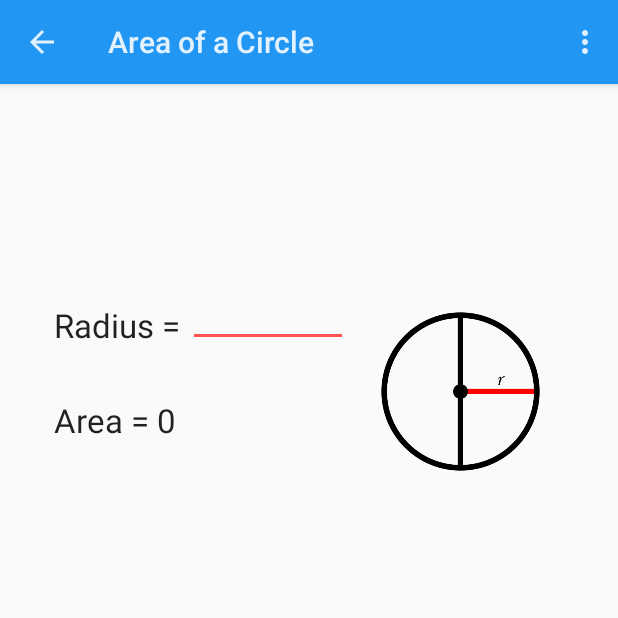
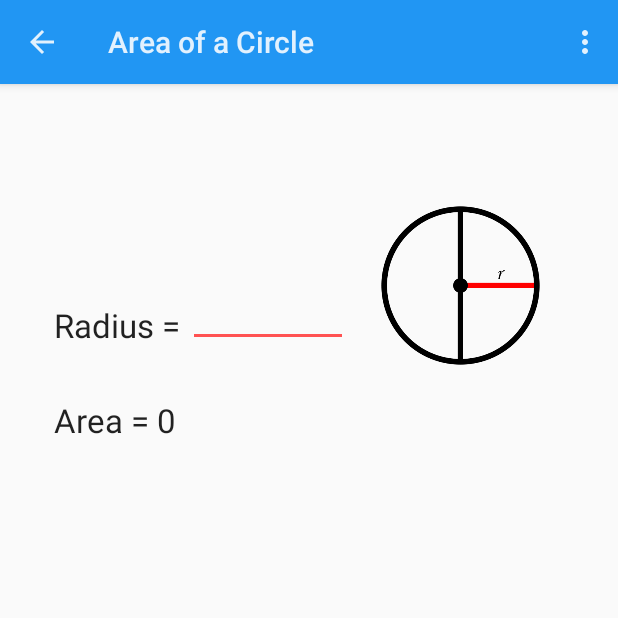
Before and after one commit to dannymato/Geometry_Helper, an Android app: the AreaCircle screen opened directly, with no data from a screen before it, on a phone screen of 412 x 824 dp, the top half of it. Run offline under Robolectric (Android 15) with nearby library versions, the phone set to English and light mode, and no system bars.

```diff
--- a/app/build.gradle
+++ b/app/build.gradle
@@ -21,5 +21,5 @@ android {
 
 dependencies {
     compile fileTree(dir: 'libs', include: ['*.jar'])
-    compile 'com.android.support:cardview-v7:23.0.+'
+    compile 'com.android.support:cardview-v7:23.0.1'
 }
--- a/app/src/main/res/layout/activity_area_circle.xml
+++ b/app/src/main/res/layout/activity_area_circle.xml
@@ -52,16 +52,16 @@
         android:layout_toRightOf="@+id/circ_area_title"
         android:layout_toEndOf="@+id/circ_area_title"
         android:layout_marginLeft="5dp"
-        android:maxLength="12" />
+        android:maxLength="17" />
 
     <ImageView
         android:layout_width="150dp"
         android:layout_height="150dp"
         android:id="@+id/imageView"
         android:src="@drawable/circle_img"
-        android:layout_alignTop="@+id/editText3"
-        android:layout_toEndOf="@+id/editText3"
+        android:transitionName="@string/circle_transition_name"
+        android:layout_above="@+id/circ_area_num"
         android:layout_toRightOf="@+id/editText3"
-        android:transitionName="@string/circle_transition_name"/>
+        android:layout_toEndOf="@+id/editText3" />
 
 </RelativeLayout>
--- a/app/src/main/res/layout/activity_area_triangle.xml
+++ b/app/src/main/res/layout/activity_area_triangle.xml
@@ -81,7 +81,7 @@
         android:layout_width="100dp"
         android:layout_height="150dp"
         android:src="@drawable/tri_img"
-        android:transitionName="@string/tirangle_transition_name"
+        android:transitionName="@string/tri_transition_name"
         android:layout_above="@+id/area_title"
         android:layout_alignParentRight="true"
         android:layout_alignParentEnd="true">
--- a/app/src/main/res/layout/card_template.xml
+++ b/app/src/main/res/layout/card_template.xml
@@ -19,8 +19,7 @@
             android:id="@+id/card_img"
             android:layout_width="match_parent"
             android:layout_height="145dp"
-            android:src="@drawable/tri_img"
-            android:transitionName="@string/tirangle_transition_name">
+            android:src="@drawable/tri_img">
 
         </ImageView>
 
--- a/app/src/main/res/values/strings.xml
+++ b/app/src/main/res/values/strings.xml
@@ -8,9 +8,9 @@
     <string name="base_title">Base =</string>
     <string name="height_title">Height =</string>
     <string name="area_title">Area =</string>
-    <string name="tirangle_transition_name">triangle transition</string>
+    <string name="tri_transition_name">imgTransition0</string>
     <string name="title_activity_area_circle">Area of a Circle</string>
     <string name="radius">Radius =</string>
-    <string name="circle_transition_name">circle transition</string>
+    <string name="circle_transition_name">imgTransition1</string>
     <string name="quad_form_info">Quadratic Formula</string>
 </resources>
```
Also changed, not shown: app/src/main/java/com/example/danny/geometryhelper/CardAdapter.java (+7 -0 lines), app/src/main/java/com/example/danny/geometryhelper/HomeScreen.java (+29 -9 lines), app/src/main/res/layout-large/activity_home_screen1.xml (added, +13 -0 lines), settings.gradle (line endings or trailing spaces), 2 other files.
